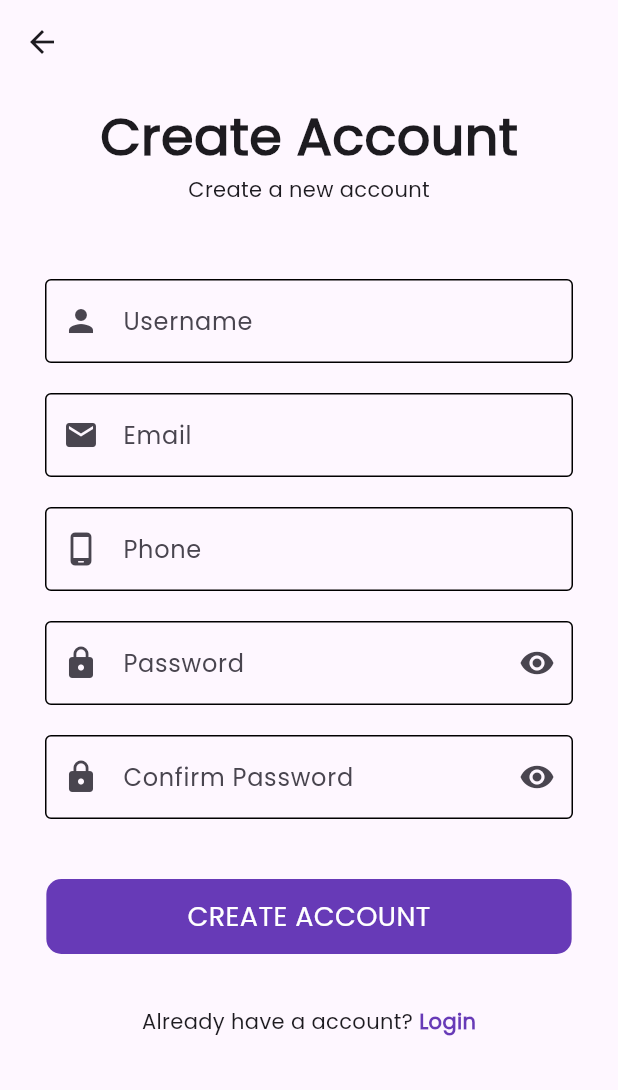
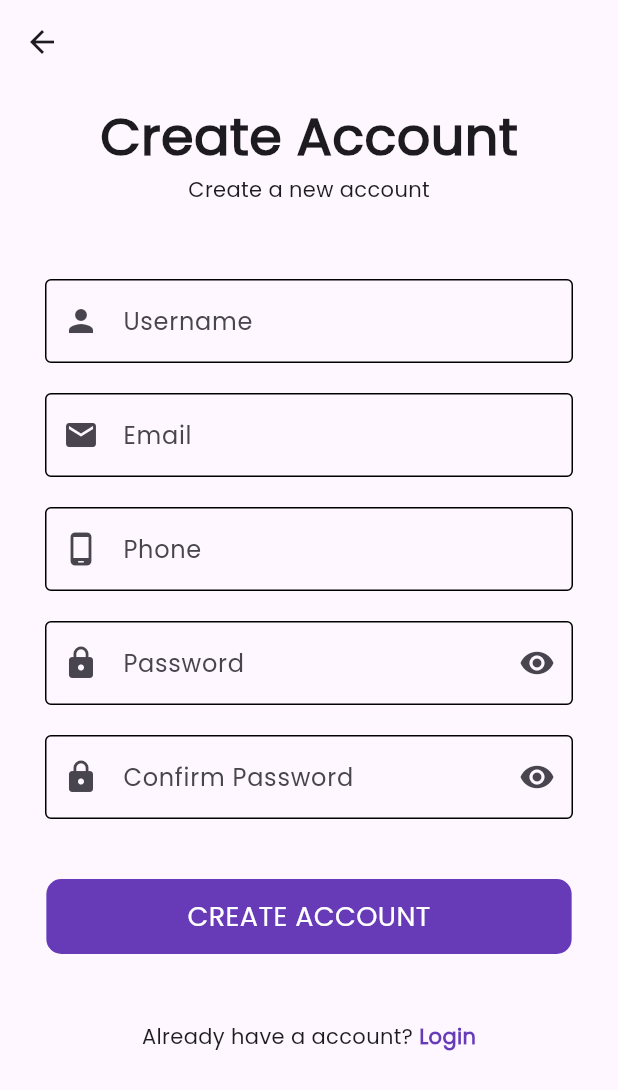
Before and after one commit to bikalchudal11/students_e_learning, a Flutter app: the screen it shows after launch, after a tap on "create a new account", on a phone screen of 412 x 824 dp. Shown: the top 1090 px of the screen. Run offline on Flutter 3.47's test engine with Material 3 defaults, Android fonts, the phone set to English and light mode, and no system bars; our stand-ins replace firebase_auth, firebase_core; accounts and stored records are empty.

Commit message:
minor updates

```diff
--- a/lib/main.dart
+++ b/lib/main.dart
@@ -4,6 +4,7 @@ import 'package:firebase_core/firebase_core.dart';
 import 'package:flutter/material.dart';
 import 'package:students_e_learning/firebase_options.dart';
 import 'package:students_e_learning/src/features/login/view/login_screen.dart';
+import 'package:students_e_learning/src/features/login/view/splash_screen.dart';
 
 void main() async {
   WidgetsFlutterBinding.ensureInitialized();
@@ -21,7 +22,7 @@ class MyApp extends StatelessWidget {
     return MaterialApp(
       debugShowCheckedModeBanner: false,
       theme: ThemeData(fontFamily: 'Poppins'),
-      home: LogInScreen(),
+      home: SplashScreen(),
     );
   }
 }
--- a/lib/src/features/login/view/create_account_page.dart
+++ b/lib/src/features/login/view/create_account_page.dart
@@ -255,7 +255,7 @@ class _CreateAccountPageState extends State<CreateAccountPage> {
                         buttonName: "CREATE ACCOUNT",
                       ),
                       SizedBox(
-                        height: 5,
+                        height: 15,
                       ),
                       isSaved ? CircularProgressIndicator() : SizedBox(),
                     ],
```
